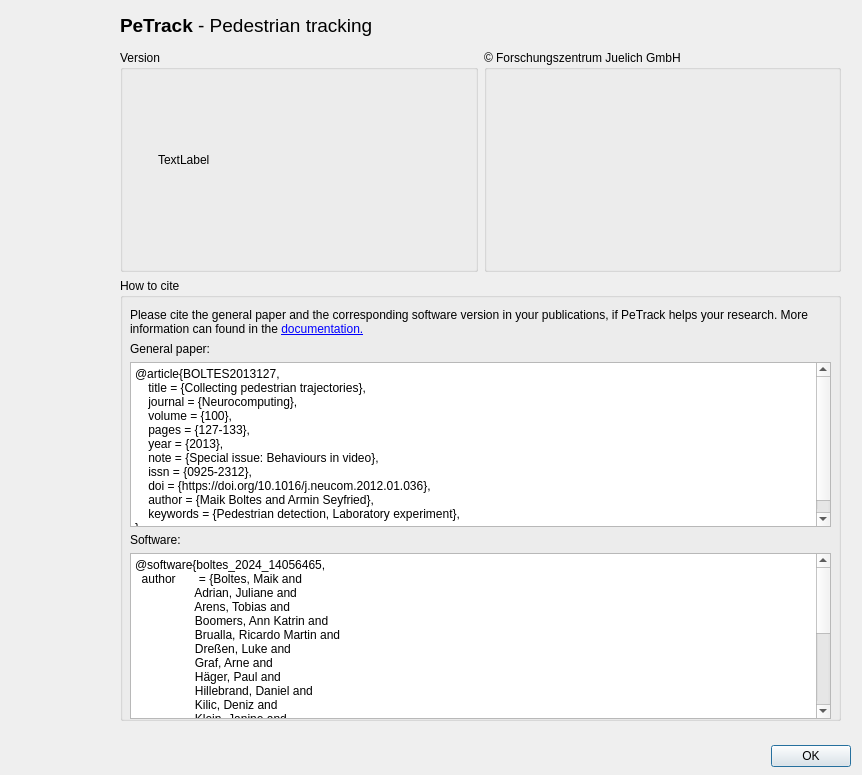
ped-dyn-emp/PeTrack, file src/ui/dialogs/about.ui: the form before one commit.
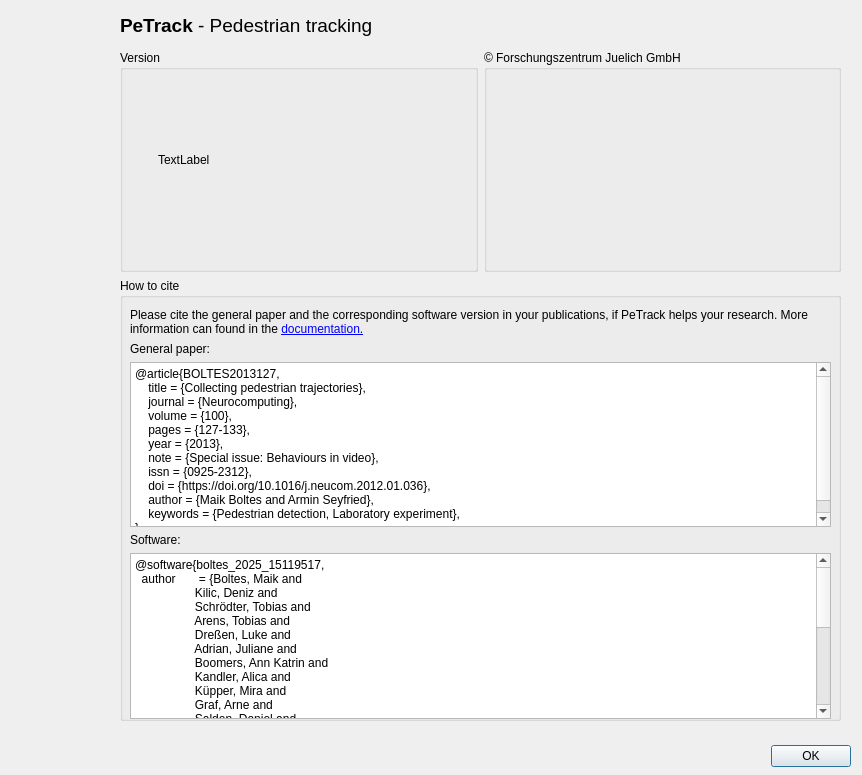
The form after the commit. Icons and pictures are not drawn.

Commit message: Change mentions of BibTeX for software to current version

```diff
--- a/src/ui/dialogs/about.ui
+++ b/src/ui/dialogs/about.ui
@@ -211,28 +211,30 @@
            <bool>true</bool>
           </property>
           <property name="plainText">
-           <string>@software{boltes_2024_14056465,
+           <string>@software{boltes_2025_15119517,
   author       = {Boltes, Maik and
-                  Adrian, Juliane and
+                  Kilic, Deniz and
+                  Schrödter, Tobias and
                   Arens, Tobias and
-                  Boomers, Ann Katrin and
-                  Brualla, Ricardo Martin and
                   Dreßen, Luke and
+                  Adrian, Juliane and
+                  Boomers, Ann Katrin and
+                  Kandler, Alica and
+                  Küpper, Mira and
                   Graf, Arne and
+                  Salden, Daniel and
+                  Brualla, Ricardo Martin and
                   Häger, Paul and
                   Hillebrand, Daniel and
-                  Kilic, Deniz and
-                  Klein, Janine and
                   Lieberenz, Paul and
-                  Salden, Daniel and
-                  Schrödter, Tobias},
+                  Klein, Janine},
   title        = {PeTrack},
-  month        = nov,
-  year         = 2024,
+  month        = apr,
+  year         = 2025,
   publisher    = {Zenodo},
-  version      = {v0.10},
-  doi          = {10.5281/zenodo.14056465},
-  url          = {https://doi.org/10.5281/zenodo.14056465},
+  version      = {v1.0},
+  doi          = {10.5281/zenodo.15119517},
+  url          = {https://doi.org/10.5281/zenodo.15119517},
 }</string>
           </property>
          </widget>
```
Left out of the diff: 6 changed lines with no effect on the pictures. The commit also changes 28 other files.
